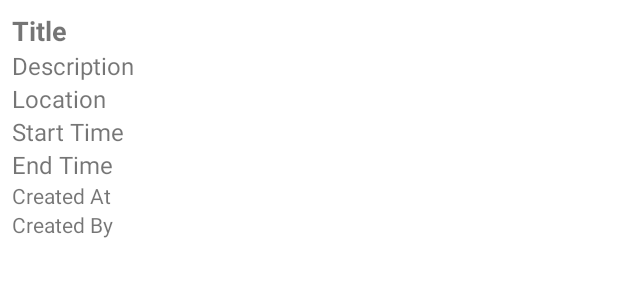
After one commit to alex-sumy-ua/eventium-frontend, an Android app built with Jetpack Compose: the layout event_item.xml on its own in the app's theme, with its tools: preview values and no code run, on a phone screen of 412 x 824 dp. The commit adds this screen. Shown: the top 300 px of the screen. Run offline under Robolectric (Android 15) with nearby library versions, the phone set to English and light mode, and no system bars.

Commit message:
implemented: navigation menu; Events, Users are shown

```diff
--- /dev/null
+++ b/app/src/main/res/layout/event_item.xml
@@ -0,0 +1,85 @@
+<?xml version="1.0" encoding="utf-8"?>
+<androidx.constraintlayout.widget.ConstraintLayout xmlns:android="http://schemas.android.com/apk/res/android"
+    xmlns:app="http://schemas.android.com/apk/res-auto"
+    android:layout_width="match_parent"
+    android:layout_height="wrap_content"
+    android:padding="8dp">
+
+    <TextView
+        android:id="@+id/eventTitle"
+        android:layout_width="0dp"
+        android:layout_height="wrap_content"
+        android:text="Title"
+        android:textSize="18sp"
+        android:textStyle="bold"
+        app:layout_constraintStart_toStartOf="parent"
+        app:layout_constraintTop_toTopOf="parent"
+        app:layout_constraintEnd_toEndOf="parent" />
+
+    <TextView
+        android:id="@+id/eventDescription"
+        android:layout_width="0dp"
+        android:layout_height="wrap_content"
+        android:text="Description"
+        android:textSize="16sp"
+        app:layout_constraintStart_toStartOf="parent"
+        app:layout_constraintTop_toBottomOf="@id/eventTitle"
+        app:layout_constraintEnd_toEndOf="parent"
+        android:layout_marginBottom="2dp" />
+
+    <TextView
+        android:id="@+id/eventLocation"
+        android:layout_width="0dp"
+        android:layout_height="wrap_content"
+        android:text="Location"
+        android:textSize="16sp"
+        app:layout_constraintStart_toStartOf="parent"
+        app:layout_constraintTop_toBottomOf="@id/eventDescription"
+        app:layout_constraintEnd_toEndOf="parent"
+        android:layout_marginBottom="2dp" />
+
+    <TextView
+        android:id="@+id/eventStartTime"
+        android:layout_width="0dp"
+        android:layout_height="wrap_content"
+        android:text="Start Time"
+        android:textSize="16sp"
+        app:layout_constraintStart_toStartOf="parent"
+        app:layout_constraintTop_toBottomOf="@id/eventLocation"
+        app:layout_constraintEnd_toEndOf="parent"
+        android:layout_marginBottom="2dp" />
+
+    <TextView
+        android:id="@+id/eventEndTime"
+        android:layout_width="0dp"
+        android:layout_height="wrap_content"
+        android:text="End Time"
+        android:textSize="16sp"
+        app:layout_constraintStart_toStartOf="parent"
+        app:layout_constraintTop_toBottomOf="@id/eventStartTime"
+        app:layout_constraintEnd_toEndOf="parent"
+        android:layout_marginBottom="2dp" />
+
+    <TextView
+        android:id="@+id/eventCreatedAt"
+        android:layout_width="0dp"
+        android:layout_height="wrap_content"
+        android:text="Created At"
+        android:textSize="14sp"
+        app:layout_constraintStart_toStartOf="parent"
+        app:layout_constraintTop_toBottomOf="@id/eventEndTime"
+        app:layout_constraintEnd_toEndOf="parent"
+        android:layout_marginBottom="2dp" />
+
+    <TextView
+        android:id="@+id/eventCreatedBy"
+        android:layout_width="0dp"
+        android:layout_height="wrap_content"
+        android:text="Created By"
+        android:textSize="14sp"
+        app:layout_constraintStart_toStartOf="parent"
+        app:layout_constraintTop_toBottomOf="@id/eventCreatedAt"
+        app:layout_constraintEnd_toEndOf="parent"
+        app:layout_constraintBottom_toBottomOf="parent" />
+
+</androidx.constraintlayout.widget.ConstraintLayout>
```
Also changed, not shown: app/src/main/java/com/gamboom/eventiumfrontend/MainActivity.java (+28 -2 lines), app/src/main/java/com/gamboom/eventiumfrontend/fragments/EventFragment.java (added, +69 -0 lines), app/src/main/java/com/gamboom/eventiumfrontend/fragments/EventRegistrationFragment.java (added, +19 -0 lines), app/src/main/java/com/gamboom/eventiumfrontend/fragments/UserFragment.java (added, +85 -0 lines), app/src/main/java/com/gamboom/eventiumfrontend/util/EventAdapter.java (added, +89 -0 lines), app/src/main/java/com/gamboom/eventiumfrontend/util/UserAdapter.java (+15 -7 lines), app/src/main/res/drawable/ic_events.xml (added, +9 -0 lines), app/src/main/res/drawable/ic_registration.xml (added, +15 -0 lines), app/src/main/res/drawable/ic_users.xml (added, +10 -0 lines), app/src/main/res/layout/activity_main.xml (+20 -3 lines), app/src/main/res/layout/event_registration_item.xml (added, +19 -0 lines), app/src/main/res/layout/fragment_event.xml (added, +17 -0 lines), app/src/main/res/layout/fragment_event_registration.xml (added, +18 -0 lines), app/src/main/res/layout/fragment_user.xml (added, +17 -0 lines), 1 more files.
